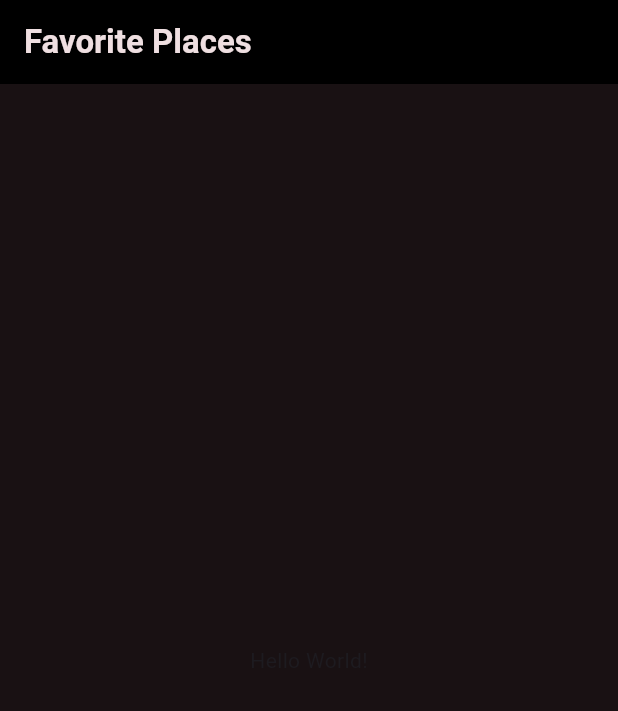
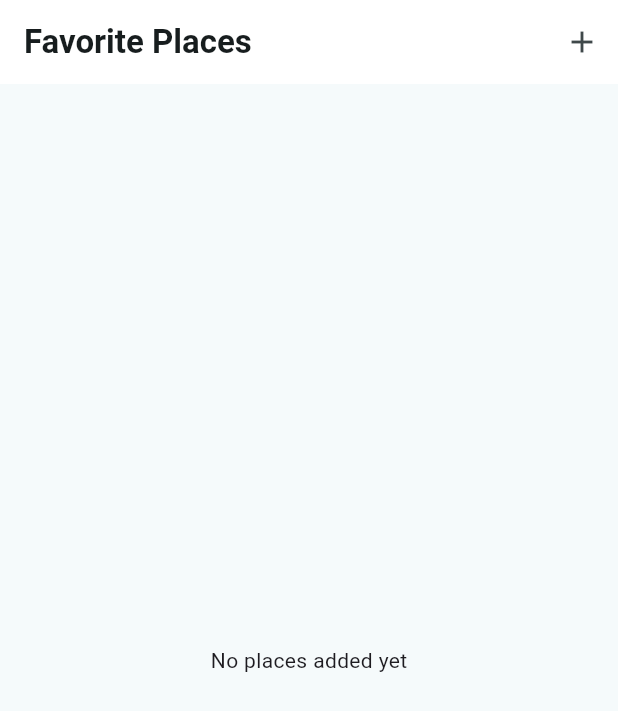
Before and after one commit to sohail-shahid/favorite_places, a Flutter app: the screen it shows after launch, on a phone screen of 412 x 824 dp. Shown: the top 711 px of the screen. Run offline on Flutter 3.47's test engine with Material 3 defaults, Android fonts, the phone set to English and light mode, and no system bars; our stand-ins replace flutter_riverpod, google_fonts, image_picker.

Commit message:
place image pick nad show in view

```diff
--- a/lib/main.dart
+++ b/lib/main.dart
@@ -1,5 +1,8 @@
 import 'package:flutter/material.dart';
+import 'package:flutter_riverpod/flutter_riverpod.dart';
+
 import 'package:google_fonts/google_fonts.dart';
+import 'package:favorite_places/screens/place_list_screen.dart';
 
 final lightColorScheme = ColorScheme.fromSeed(
   seedColor: Colors.white,
@@ -57,7 +60,11 @@ final darkTheme = ThemeData.dark().copyWith(
 );
 
 void main() {
-  runApp(const MainApp());
+  runApp(
+    const ProviderScope(
+      child: MainApp(),
+    ),
+  );
 }
 
 class MainApp extends StatelessWidget {
@@ -68,15 +75,8 @@ class MainApp extends StatelessWidget {
     return MaterialApp(
       theme: lightTheme,
       darkTheme: darkTheme,
-      themeMode: ThemeMode.dark,
-      home: Scaffold(
-        appBar: AppBar(
-          title: const Text('Favorite Places'),
-        ),
-        body: const Center(
-          child: Text('Hello World!'),
-        ),
-      ),
+      themeMode: ThemeMode.light,
+      home: const PlaceListScreen(),
     );
   }
 }
--- /dev/null
+++ b/lib/models/place_model.dart
@@ -0,0 +1,12 @@
+import 'dart:io';
+
+import 'package:uuid/uuid.dart';
+
+const uuid = Uuid();
+
+class PlaceModel {
+  PlaceModel({required this.name, required this.image}) : id = uuid.v4();
+  final String id;
+  final String name;
+  final File image;
+}
--- /dev/null
+++ b/lib/providers/place_list_provider.dart
@@ -0,0 +1,15 @@
+import 'package:flutter_riverpod/flutter_riverpod.dart';
+import 'package:favorite_places/models/place_model.dart';
+
+class PlaceListProviderNotifier extends StateNotifier<List<PlaceModel>> {
+  PlaceListProviderNotifier() : super(const []);
+
+  void addPlace(PlaceModel model) {
+    state = [model, ...state];
+  }
+}
+
+final placeListProvider =
+    StateNotifierProvider<PlaceListProviderNotifier, List<PlaceModel>>(
+  (ref) => PlaceListProviderNotifier(),
+);
--- /dev/null
+++ b/lib/screens/place_list_screen.dart
@@ -0,0 +1,45 @@
+import 'package:flutter/material.dart';
+import 'package:flutter_riverpod/flutter_riverpod.dart';
+
+import 'package:favorite_places/providers/place_list_provider.dart';
+import 'package:favorite_places/screens/add_new_place_screen.dart';
+import 'package:favorite_places/widgets/place_list_view.dart';
+
+class PlaceListScreen extends ConsumerWidget {
+  const PlaceListScreen({super.key});
+
+  void _onAddNewPlaceButtonPressed(BuildContext context) {
+    Navigator.of(context).push(
+      MaterialPageRoute(
+        builder: (context) => const AddNewPlaceScreen(),
+      ),
+    );
+  }
+
+  @override
+  Widget build(BuildContext context, WidgetRef ref) {
+    var placeList = ref.watch(placeListProvider);
+    print(
+      placeList.toString(),
+    );
+    return Scaffold(
+      appBar: AppBar(
+        title: const Text('Favorite Places'),
+        actions: [
+          IconButton(
+            onPressed: () {
+              _onAddNewPlaceButtonPressed(context);
+            },
+            icon: const Icon(Icons.add),
+          ),
+        ],
+      ),
+      body: Padding(
+        padding: const EdgeInsets.all(8.0),
+        child: PlaceListView(
+          placeList: placeList,
+        ),
+      ),
+    );
+  }
+}
--- /dev/null
+++ b/lib/widgets/place_list_view.dart
@@ -0,0 +1,42 @@
+import 'package:favorite_places/screens/place_detail_screen.dart';
+import 'package:flutter/material.dart';
+import 'package:favorite_places/models/place_model.dart';
+
+class PlaceListView extends StatelessWidget {
+  const PlaceListView({
+    super.key,
+    required this.placeList,
+  });
+  final List<PlaceModel> placeList;
+  @override
+  Widget build(BuildContext context) {
+    if (placeList.isEmpty) {
+      return const Center(
+        child: Text(
+          'No places added yet',
+        ),
+      );
+    }
+    return ListView.builder(
+      itemCount: placeList.length,
+      itemBuilder: (context, index) {
+        return ListTile(
+            leading: CircleAvatar(
+              radius: 26,
+              backgroundImage: FileImage(placeList[index].image),
+            ),
+            title: Text(
+              placeList[index].name,
+            ),
+            onTap: () {
+              Navigator.of(context).push(
+                MaterialPageRoute(
+                  builder: (context) =>
+                      PlaceDetailScreen(placeModel: placeList[index]),
+                ),
+              );
+            });
+      },
+    );
+  }
+}
--- a/pubspec.yaml
+++ b/pubspec.yaml
@@ -1,5 +1,5 @@
 name: favorite_places
-description: "A new Flutter project."
+description: 'A new Flutter project.'
 publish_to: 'none'
 version: 0.1.0
 
@@ -9,7 +9,11 @@ environment:
 dependencies:
   flutter:
     sdk: flutter
+  flutter_riverpod: ^2.5.1
   google_fonts: ^6.2.1
+  uuid: ^4.4.0
+  image_picker: ^1.1.0
+  location: ^6.0.1
 
 dev_dependencies:
   flutter_test:
```
Also changed, not shown: lib/providers/image_input_provider.dart (added, +22 -0 lines), lib/screens/add_new_place_screen.dart (added, +90 -0 lines), lib/screens/place_detail_screen.dart (added, +25 -0 lines), lib/widgets/image_input_view.dart (added, +59 -0 lines), 13 other files.
